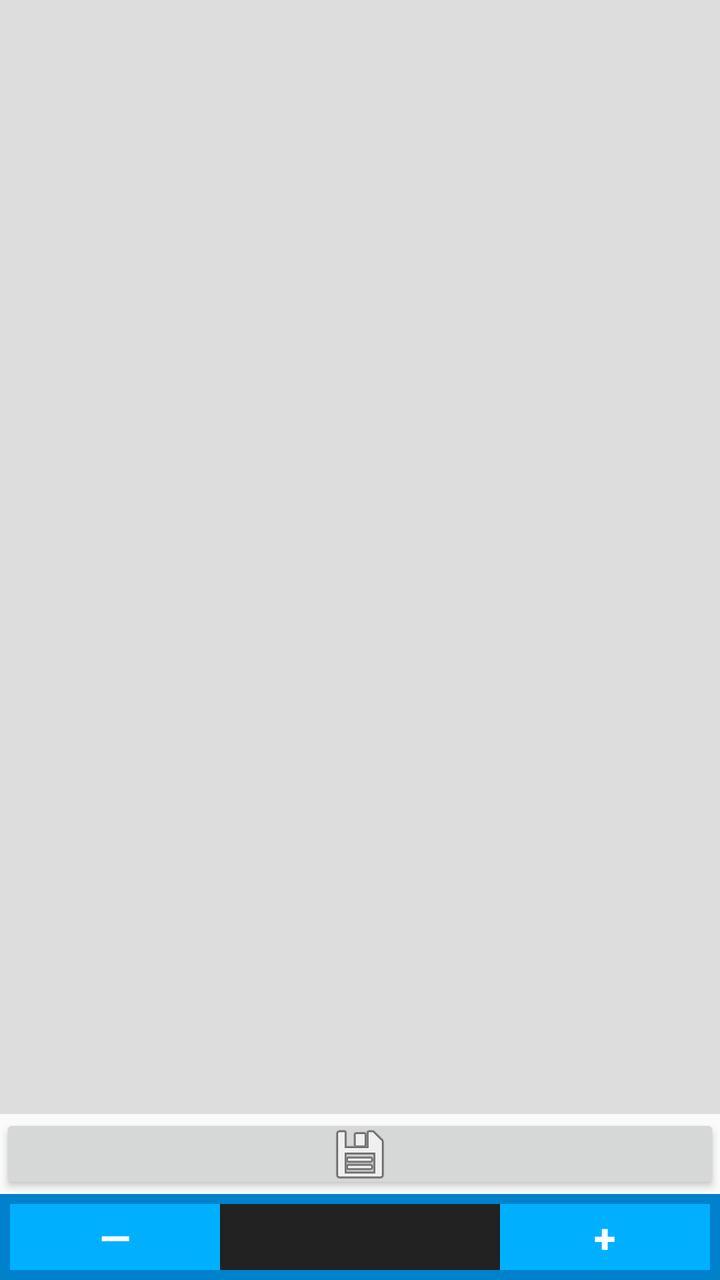
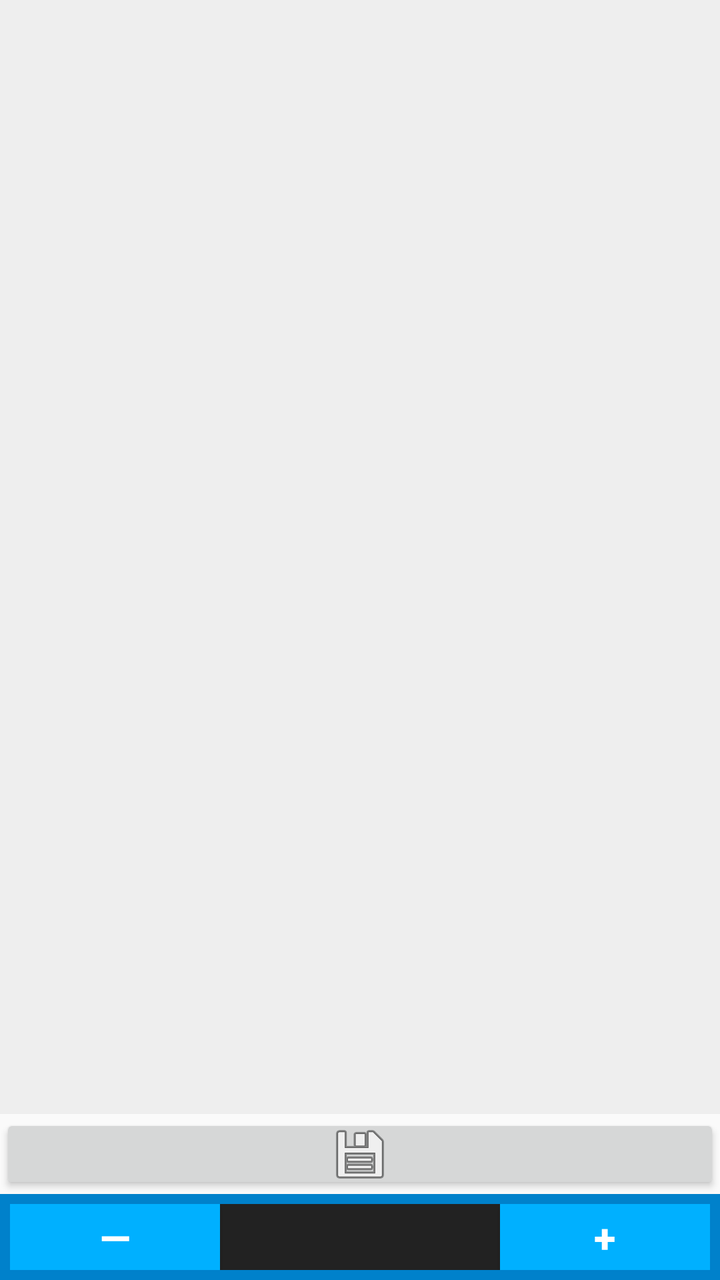

Two renders of the same Android screen: before a commit and after it. Below are the layout's source before the change and the commit's diff.
<!-- AndroidManifest.xml: application theme AppTheme -->
<!-- res/layout/fragment_give.xml -->
<?xml version="1.0" encoding="utf-8"?>
<LinearLayout
    android:id="@+id/donation_fragment"
    xmlns:android="http://schemas.android.com/apk/res/android"
    xmlns:app="http://schemas.android.com/apk/res-auto"
    xmlns:tools="http://schemas.android.com/tools"
    android:layout_width="match_parent"
    android:layout_height="match_parent"
    android:orientation="vertical">

    <LinearLayout
        android:layout_width="match_parent"
        android:layout_height="0dp"
        android:layout_weight=".8"
        android:orientation="horizontal">

        <androidx.recyclerview.widget.RecyclerView
            android:id="@+id/donation_list"
            android:layout_width="match_parent"
            android:layout_height="match_parent"
            android:paddingTop="4dp"
            android:paddingBottom="4dp"
            android:background="@color/colorNeutral"
            app:layoutManager="androidx.recyclerview.widget.LinearLayoutManager"
            tools:listitem="@layout/item_index"/>

        <FrameLayout
            android:id="@+id/donation_detail_container"
            android:layout_width="0dp"
            android:layout_height="match_parent"
            android:layout_weight=".7"
            android:visibility="gone"
            android:background="@color/colorNeutral"
            app:layout_behavior="@string/appbar_scrolling_view_behavior" />

    </LinearLayout>

    <ProgressBar
        android:id="@+id/save_progress_bar"
        android:layout_width="match_parent"
        android:layout_height="16dp"
        android:indeterminate="true"
        android:indeterminateTintMode="src_atop"
        android:indeterminateTint="@color/colorAccent"
        android:visibility="gone"
        app:layout_anchor="@id/action_bar_wrapper"
        app:layout_anchorGravity="top|center_horizontal"
        style="?android:attr/progressBarStyleHorizontal" />

    <FrameLayout
        android:id="@+id/action_bar_wrapper"
        android:layout_width="match_parent"
        android:layout_height="wrap_content">

        <ImageButton
            android:id="@+id/action_bar"
            android:layout_width="match_parent"
            android:layout_height="40dp"
            android:layout_gravity="start|center_vertical"
            android:gravity="center"
            android:src="@drawable/action_save"
            style="@style/Widget.AppCompat.Button"/>

    </FrameLayout>

    <LinearLayout
        android:id="@+id/donation_wrapper"
        android:layout_width="match_parent"
        android:layout_height="wrap_content"
        android:background="@color/colorPrimaryDark"
        android:padding="5dp"
        android:gravity="center"
        android:orientation="horizontal">

        <Button
            android:id="@+id/donation_decrement_button"
            android:layout_width="0dp"
            android:layout_height="match_parent"
            android:layout_weight=".3"
            android:layout_gravity="start"
            android:gravity="center"
            android:background="@color/colorPrimary"
            android:textSize="@dimen/text_size_paragraph_title"
            android:textColor="#fff"
            android:textStyle="bold"
            android:text="@string/symbol_decrement_button"
            android:contentDescription="@string/description_decrement_donation_text"/>

        <FrameLayout
            android:id="@+id/donation_amount_label"
            android:layout_width="0dp"
            android:layout_height="wrap_content"
            android:layout_weight=".4"
            android:labelFor="@id/donation_amount_text">

            <EditText
                android:id="@+id/donation_amount_text"
                android:layout_width="match_parent"
                android:layout_height="wrap_content"
                android:padding="3dp"
                android:layout_gravity="center"
                android:background="@color/colorSlate"
                android:gravity="center"
                android:textSize="@dimen/text_size_paragraph_title"
                android:textStyle="bold"
                android:textColor="#fff"
                android:inputType="numberDecimal"
                android:imeOptions="actionDone"
                android:importantForAutofill="no"/>

        </FrameLayout>

        <Button
            android:id="@+id/donation_increment_button"
            android:layout_width="0dp"
            android:layout_height="match_parent"
            android:layout_weight=".3"
            android:layout_gravity="end"
            android:gravity="center"
            android:background="@color/colorPrimary"
            android:textSize="@dimen/text_size_paragraph_title"
            android:textColor="#fff"
            android:textStyle="bold"
            android:text="@string/symbol_increment_button"
            android:contentDescription="@string/description_increment_donation_text"/>

    </LinearLayout>

</LinearLayout>
<!-- res/layout/item_index.xml (included above) -->
<?xml version="1.0" encoding="utf-8"?>
<androidx.constraintlayout.widget.ConstraintLayout
    xmlns:android="http://schemas.android.com/apk/res/android"
    xmlns:app="http://schemas.android.com/apk/res-auto"
    android:id="@+id/spawn_item_view"
    android:layout_width="match_parent"
    android:layout_height="125dp"
    android:layout_margin="2dp"
    android:background="#fff">

    <TextView
        android:id="@+id/spawn_item_primary"
        android:layout_width="0dp"
        android:layout_height="55dp"
        android:layout_margin="4dp"
        android:ellipsize="end"
        android:scrollHorizontally="true"
        android:textAppearance="?attr/textAppearanceListItem"
        android:textSize="@dimen/text_size_paragraph_title"
        app:layout_constraintEnd_toEndOf="parent"
        app:layout_constraintHorizontal_bias="0.473"
        app:layout_constraintStart_toStartOf="parent"
        app:layout_constraintTop_toTopOf="parent" />

    <LinearLayout
        android:id="@+id/spawn_item_details"
        android:layout_width="0dp"
        android:layout_height="64dp"
        android:orientation="vertical"
        android:layout_margin="4dp"
        app:layout_constraintHorizontal_bias="1.0"
        app:layout_constraintEnd_toStartOf="@+id/relativeLayout"
        app:layout_constraintStart_toStartOf="parent"
        app:layout_constraintTop_toBottomOf="@+id/spawn_item_primary"
        app:layout_constraintBottom_toBottomOf="parent">

        <TextView
            android:id="@+id/spawn_item_secondary"
            android:layout_width="match_parent"
            android:layout_height="32dp"
            android:textAppearance="?attr/textAppearanceListItem" />

        <TextView
            android:id="@+id/spawn_item_tertiary"
            android:layout_width="match_parent"
            android:layout_height="32dp"
            android:textAppearance="?attr/textAppearanceListItem"/>

    </LinearLayout>

    <RelativeLayout
        android:id="@+id/relativeLayout"
        android:layout_width="77dp"
        android:layout_height="62dp"
        android:layout_margin="4dp"
        android:gravity="end"
        app:layout_constraintBottom_toBottomOf="parent"
        app:layout_constraintEnd_toEndOf="parent"
        app:layout_constraintHorizontal_bias="1.0"
        app:layout_constraintStart_toEndOf="@+id/spawn_item_details">

        <ImageView
            android:id="@+id/spawn_item_logo"
            android:layout_width="wrap_content"
            android:layout_height="300dp"
            android:adjustViewBounds="true"
            android:contentDescription="@string/description_charity_logo" />

    </RelativeLayout>

</androidx.constraintlayout.widget.ConstraintLayout>
<!-- resources referenced by this layout -->
<resources>
  <color name="colorAccent">#F7BA28</color>
  <color name="colorNeutral">#DDD</color>
  <color name="colorPrimary">#00B0FF</color>
  <color name="colorPrimaryDark">#0081CB</color>
  <color name="colorSlate">#222</color>
  <dimen name="text_size_paragraph_title">20sp</dimen>
  <!-- drawable action_save: png bitmap (drawable-hdpi, 1248 bytes) -->
  <string name="description_charity_logo">This is the logo that corresponds to the listed charity</string>
  <string name="description_decrement_donation_text">Press this button to decrease your total donation amount</string>
  <string name="description_increment_donation_text">Press this button to increase your total donation amount</string>
  <string name="symbol_decrement_button">—</string>
  <string name="symbol_increment_button">+</string>
  <style name="AppTheme" parent="Theme.AppCompat.Light.DarkActionBar">
          <item name="colorPrimary">@color/colorPrimary</item>
          <item name="colorPrimaryDark">@color/colorPrimaryDark</item>
          <item name="colorAccent">@color/colorAccent</item>
          <item name="popupMenuStyle">@style/AppTheme.PopupOverlay</item>
      </style>
  <style name="AppTheme.PopupOverlay" parent="@android:style/Widget.PopupMenu">
          <item name="android:background">@color/colorPrimary</item>
      </style>
</resources>

<!-- the commit's change to res/layout/fragment_give.xml (unified diff, before → after) -->
@@ -20,7 +20,7 @@
             android:layout_height="match_parent"
             android:paddingTop="4dp"
             android:paddingBottom="4dp"
-            android:background="@color/colorNeutral"
+            android:background="@color/colorChalk"
             app:layoutManager="androidx.recyclerview.widget.LinearLayoutManager"
             tools:listitem="@layout/item_index"/>
 
<!-- resource entries referenced after the edit -->
@@ -1,6 +1,7 @@
 <!-- resources referenced by this layout -->
 <resources>
   <color name="colorAccent">#F7BA28</color>
+  <color name="colorChalk">#EEE</color>
   <color name="colorNeutral">#DDD</color>
   <color name="colorPrimary">#00B0FF</color>
   <color name="colorPrimaryDark">#0081CB</color>
